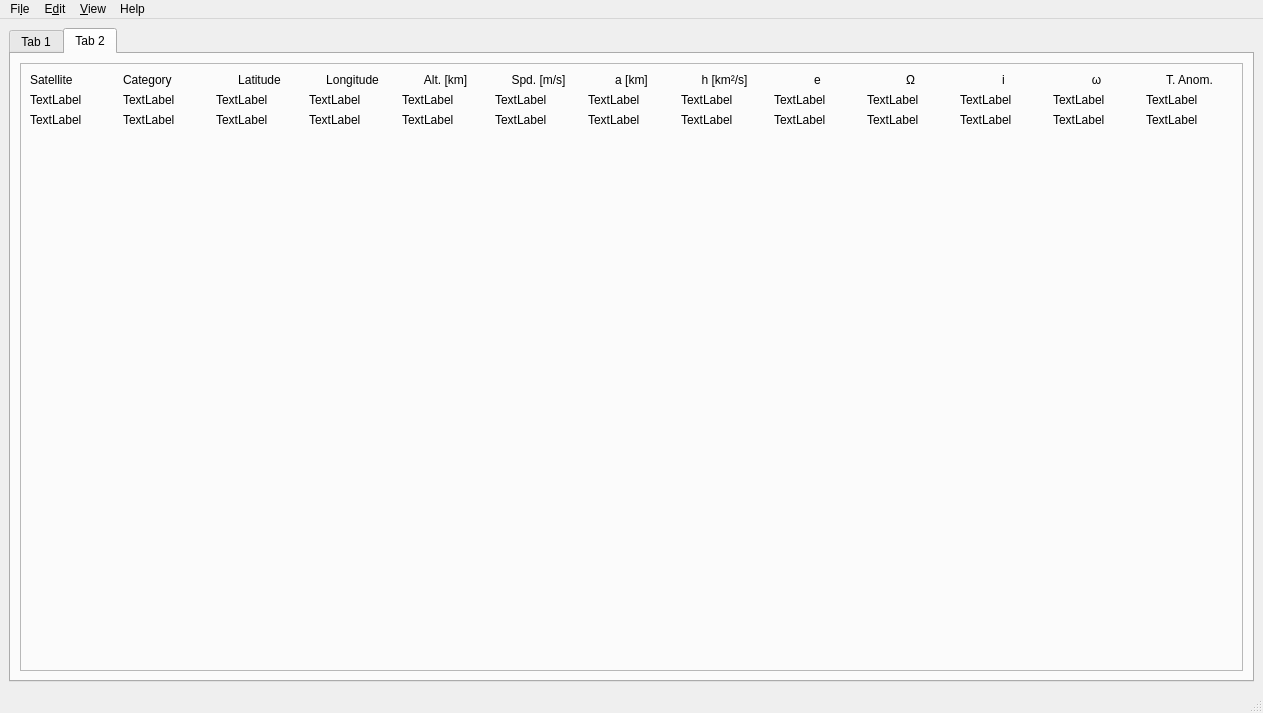
First picture: the form in ui/main_window.ui, repository spel-uchile/Pypredict, before the edit.
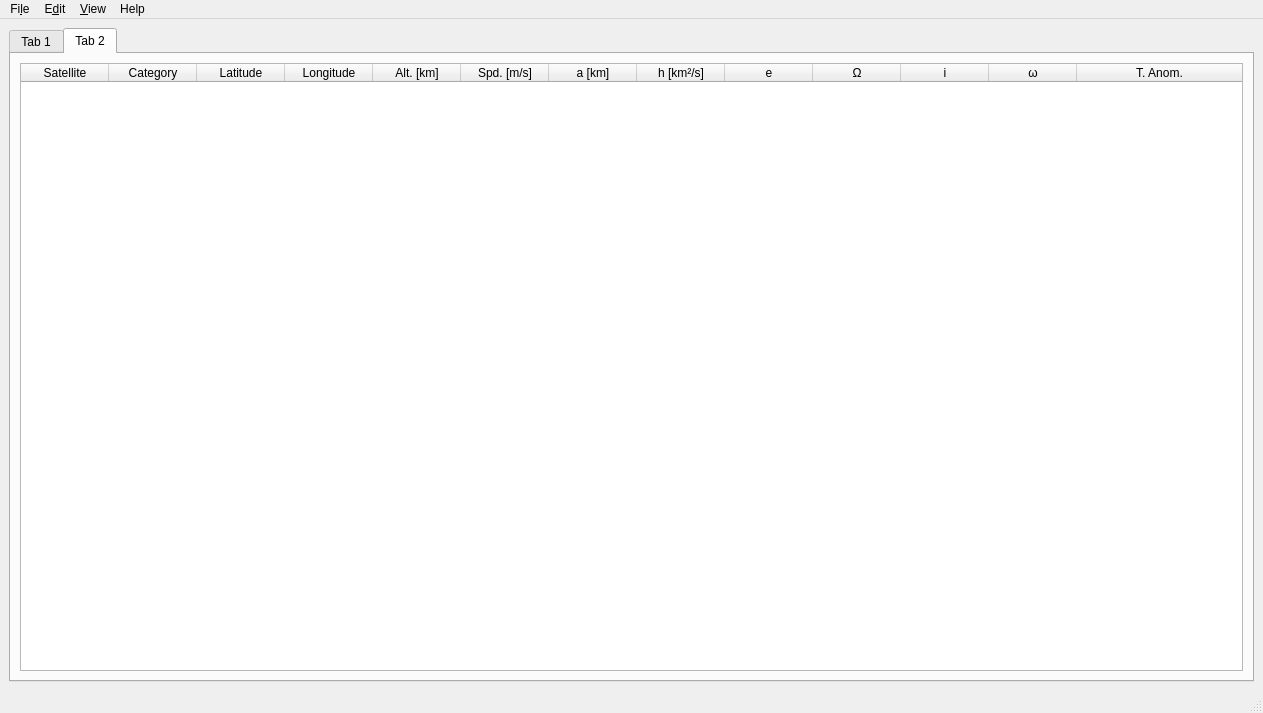
Second picture: the form after the edit. The open tabs and pages were chosen to show the change.

Commit message: Implemented a table widget in Qt.

What changed in the file:
```diff
--- a/ui/main_window.ui
+++ b/ui/main_window.ui
@@ -139,334 +139,90 @@
        </attribute>
        <layout class="QVBoxLayout" name="verticalLayout_5">
         <item>
-         <widget class="QFrame" name="frame_bot">
-          <property name="frameShape">
-           <enum>QFrame::StyledPanel</enum>
+         <widget class="QTableWidget" name="Table">
+          <property name="columnCount">
+           <number>13</number>
           </property>
-          <property name="frameShadow">
-           <enum>QFrame::Raised</enum>
-          </property>
-          <layout class="QGridLayout" name="gridLayout">
-           <item row="3" column="0">
-            <spacer name="verticalSpacer">
-             <property name="orientation">
-              <enum>Qt::Vertical</enum>
-             </property>
-             <property name="sizeHint" stdset="0">
-              <size>
-               <width>20</width>
-               <height>40</height>
-              </size>
-             </property>
-            </spacer>
-           </item>
-           <item row="1" column="9">
-            <widget class="QLabel" name="label_25">
-             <property name="text">
-              <string>TextLabel</string>
-             </property>
-            </widget>
-           </item>
-           <item row="2" column="10">
-            <widget class="QLabel" name="label_35">
-             <property name="text">
-              <string>TextLabel</string>
-             </property>
-            </widget>
-           </item>
-           <item row="2" column="13">
-            <widget class="QLabel" name="label_38">
-             <property name="text">
-              <string>TextLabel</string>
-             </property>
-            </widget>
-           </item>
-           <item row="2" column="5">
-            <widget class="QLabel" name="label_31">
-             <property name="text">
-              <string>TextLabel</string>
-             </property>
-            </widget>
-           </item>
-           <item row="1" column="8">
-            <widget class="QLabel" name="label_24">
-             <property name="text">
-              <string>TextLabel</string>
-             </property>
-            </widget>
-           </item>
-           <item row="1" column="12">
-            <widget class="QLabel" name="label_28">
-             <property name="text">
-              <string>TextLabel</string>
-             </property>
-            </widget>
-           </item>
-           <item row="2" column="7">
-            <widget class="QLabel" name="label_32">
-             <property name="text">
-              <string>TextLabel</string>
-             </property>
-            </widget>
-           </item>
-           <item row="0" column="2">
-            <widget class="QLabel" name="label_7">
-             <property name="text">
-              <string>Latitude</string>
-             </property>
-             <property name="alignment">
-              <set>Qt::AlignCenter</set>
-             </property>
-            </widget>
-           </item>
-           <item row="1" column="1">
-            <widget class="QLabel" name="label_5">
-             <property name="text">
-              <string>TextLabel</string>
-             </property>
-            </widget>
-           </item>
-           <item row="1" column="2">
-            <widget class="QLabel" name="label_8">
-             <property name="text">
-              <string>TextLabel</string>
-             </property>
-            </widget>
-           </item>
-           <item row="2" column="2">
-            <widget class="QLabel" name="label_9">
-             <property name="text">
-              <string>TextLabel</string>
-             </property>
-            </widget>
-           </item>
-           <item row="0" column="1">
-            <widget class="QLabel" name="label_4">
-             <property name="text">
-              <string>Category</string>
-             </property>
-            </widget>
-           </item>
-           <item row="2" column="1">
-            <widget class="QLabel" name="label_6">
-             <property name="text">
-              <string>TextLabel</string>
-             </property>
-            </widget>
-           </item>
-           <item row="0" column="0">
-            <widget class="QLabel" name="label_1">
-             <property name="text">
-              <string>Satellite</string>
-             </property>
-            </widget>
-           </item>
-           <item row="0" column="12">
-            <widget class="QLabel" name="label_19">
-             <property name="text">
-              <string>ω</string>
-             </property>
-             <property name="alignment">
-              <set>Qt::AlignCenter</set>
-             </property>
-            </widget>
-           </item>
-           <item row="1" column="3">
-            <widget class="QLabel" name="label_10">
-             <property name="text">
-              <string>TextLabel</string>
-             </property>
-            </widget>
-           </item>
-           <item row="0" column="3">
-            <widget class="QLabel" name="label">
-             <property name="text">
-              <string>Longitude</string>
-             </property>
-             <property name="alignment">
-              <set>Qt::AlignCenter</set>
-             </property>
-            </widget>
-           </item>
-           <item row="2" column="3">
-            <widget class="QLabel" name="label_11">
-             <property name="text">
-              <string>TextLabel</string>
-             </property>
-            </widget>
-           </item>
-           <item row="0" column="5">
-            <widget class="QLabel" name="label_13">
-             <property name="text">
-              <string>Spd. [m/s]</string>
-             </property>
-             <property name="alignment">
-              <set>Qt::AlignCenter</set>
-             </property>
-            </widget>
-           </item>
-           <item row="0" column="11">
-            <widget class="QLabel" name="label_18">
-             <property name="text">
-              <string>i</string>
-             </property>
-             <property name="alignment">
-              <set>Qt::AlignCenter</set>
-             </property>
-            </widget>
-           </item>
-           <item row="0" column="9">
-            <widget class="QLabel" name="label_16">
-             <property name="text">
-              <string>e</string>
-             </property>
-             <property name="alignment">
-              <set>Qt::AlignCenter</set>
-             </property>
-            </widget>
-           </item>
-           <item row="0" column="7">
-            <widget class="QLabel" name="label_14">
-             <property name="text">
-              <string>a [km]</string>
-             </property>
-             <property name="alignment">
-              <set>Qt::AlignCenter</set>
-             </property>
-            </widget>
-           </item>
-           <item row="0" column="13">
-            <widget class="QLabel" name="label_20">
-             <property name="text">
-              <string>T. Anom.</string>
-             </property>
-             <property name="alignment">
-              <set>Qt::AlignCenter</set>
-             </property>
-            </widget>
-           </item>
-           <item row="0" column="8">
-            <widget class="QLabel" name="label_15">
-             <property name="text">
-              <string>h [km²/s]</string>
-             </property>
-             <property name="alignment">
-              <set>Qt::AlignCenter</set>
-             </property>
-            </widget>
-           </item>
-           <item row="0" column="10">
-            <widget class="QLabel" name="label_17">
-             <property name="text">
-              <string>Ω</string>
-             </property>
-             <property name="alignment">
-              <set>Qt::AlignCenter</set>
-             </property>
-            </widget>
-           </item>
-           <item row="0" column="4">
-            <widget class="QLabel" name="label_12">
-             <property name="text">
-              <string>Alt. [km]</string>
-             </property>
-             <property name="alignment">
-              <set>Qt::AlignCenter</set>
-             </property>
-            </widget>
-           </item>
-           <item row="2" column="12">
-            <widget class="QLabel" name="label_37">
-             <property name="text">
-              <string>TextLabel</string>
-             </property>
-            </widget>
-           </item>
-           <item row="2" column="4">
-            <widget class="QLabel" name="label_30">
-             <property name="text">
-              <string>TextLabel</string>
-             </property>
-            </widget>
-           </item>
-           <item row="1" column="5">
-            <widget class="QLabel" name="label_22">
-             <property name="text">
-              <string>TextLabel</string>
-             </property>
-            </widget>
-           </item>
-           <item row="1" column="13">
-            <widget class="QLabel" name="label_29">
-             <property name="text">
-              <string>TextLabel</string>
-             </property>
-            </widget>
-           </item>
-           <item row="1" column="4">
-            <widget class="QLabel" name="label_21">
-             <property name="text">
-              <string>TextLabel</string>
-             </property>
-            </widget>
-           </item>
-           <item row="1" column="11">
-            <widget class="QLabel" name="label_27">
-             <property name="text">
-              <string>TextLabel</string>
-             </property>
-            </widget>
-           </item>
-           <item row="1" column="7">
-            <widget class="QLabel" name="label_23">
-             <property name="text">
-              <string>TextLabel</string>
-             </property>
-            </widget>
-           </item>
-           <item row="2" column="11">
-            <widget class="QLabel" name="label_36">
-             <property name="text">
-              <string>TextLabel</string>
-             </property>
-            </widget>
-           </item>
-           <item row="1" column="10">
-            <widget class="QLabel" name="label_26">
-             <property name="text">
-              <string>TextLabel</string>
-             </property>
-            </widget>
-           </item>
-           <item row="2" column="8">
-            <widget class="QLabel" name="label_33">
-             <property name="text">
-              <string>TextLabel</string>
-             </property>
-            </widget>
-           </item>
-           <item row="2" column="9">
-            <widget class="QLabel" name="label_34">
-             <property name="text">
-              <string>TextLabel</string>
-             </property>
-            </widget>
-           </item>
-           <item row="2" column="0">
-            <widget class="QLabel" name="label_3">
-             <property name="text">
-              <string>TextLabel</string>
-             </property>
-            </widget>
-           </item>
-           <item row="1" column="0">
-            <widget class="QLabel" name="label_2">
-             <property name="text">
-              <string>TextLabel</string>
-             </property>
-            </widget>
-           </item>
-          </layout>
+          <attribute name="horizontalHeaderDefaultSectionSize">
+           <number>88</number>
+          </attribute>
+          <attribute name="horizontalHeaderMinimumSectionSize">
+           <number>20</number>
+          </attribute>
+          <attribute name="horizontalHeaderShowSortIndicator" stdset="0">
+           <bool>true</bool>
+          </attribute>
+          <attribute name="horizontalHeaderStretchLastSection">
+           <bool>true</bool>
+          </attribute>
+          <column>
+           <property name="text">
+            <string>Satellite</string>
+           </property>
+          </column>
+          <column>
+           <property name="text">
+            <string>Category</string>
+           </property>
+          </column>
+          <column>
+           <property name="text">
+            <string>Latitude</string>
+           </property>
+           <property name="textAlignment">
+            <set>AlignCenter</set>
+           </property>
+          </column>
+          <column>
+           <property name="text">
+            <string>Longitude</string>
+           </property>
+          </column>
+          <column>
+           <property name="text">
+            <string>Alt. [km]</string>
+           </property>
+          </column>
+          <column>
+           <property name="text">
+            <string>Spd. [m/s]</string>
+           </property>
+          </column>
+          <column>
+           <property name="text">
+            <string>a [km]</string>
+           </property>
+          </column>
+          <column>
+           <property name="text">
+            <string>h [km²/s]</string>
+           </property>
+          </column>
+          <column>
+           <property name="text">
+            <string>e</string>
+           </property>
+          </column>
+          <column>
+           <property name="text">
+            <string>Ω</string>
+           </property>
+          </column>
+          <column>
+           <property name="text">
+            <string>i</string>
+           </property>
+          </column>
+          <column>
+           <property name="text">
+            <string>ω</string>
+           </property>
+          </column>
+          <column>
+           <property name="text">
+            <string>T. Anom.</string>
+           </property>
+          </column>
          </widget>
         </item>
        </layout>
```
Left out of the diff: 2 changed lines with no effect on the pictures. The commit also changes 4 other files.
